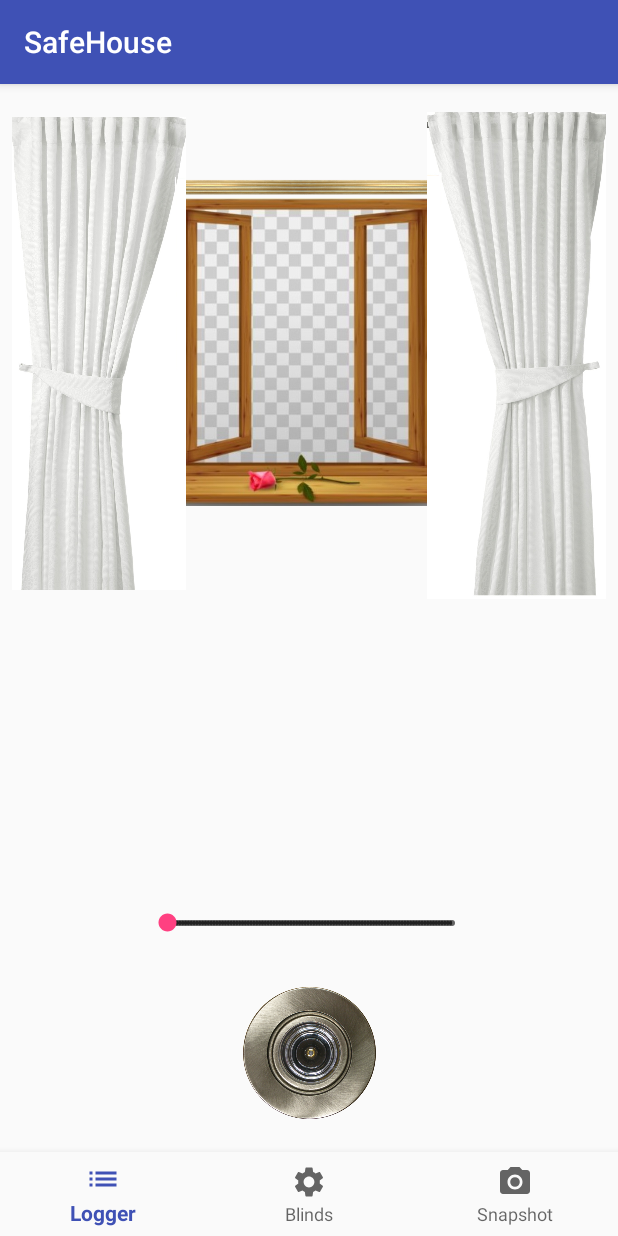
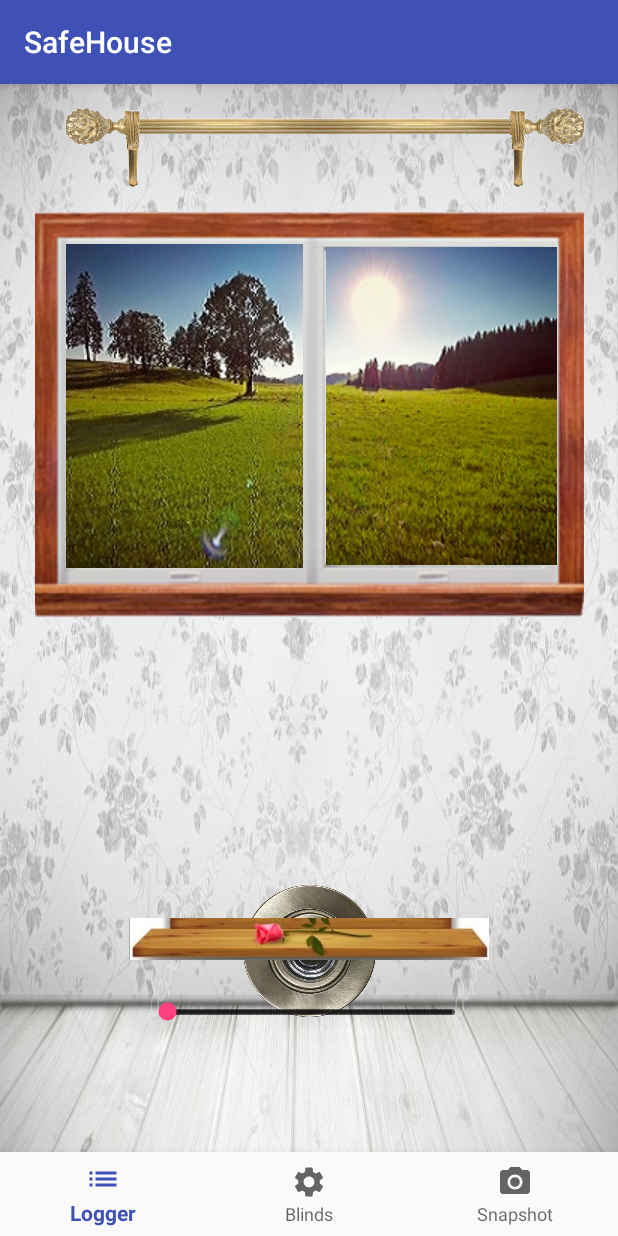
Before and after one commit to HBuczynski/SafeHouse, an Android app: the screen it shows after launch (MainActivity), after a tap on "CONNECT", on a phone screen of 412 x 824 dp. Run offline under Robolectric (Android 15) with nearby library versions, the phone set to English and light mode, and no system bars; libraries missing offline, so code that uses them is left out: android.support.constraint.

Commit message:
Changed design of main activity.

```diff
--- a/mobile_client/app/src/main/res/layout/activity_main.xml
+++ b/mobile_client/app/src/main/res/layout/activity_main.xml
@@ -5,7 +5,8 @@
     android:id="@+id/container"
     android:layout_width="match_parent"
     android:layout_height="match_parent"
-    tools:context=".MainActivity">
+    tools:context=".MainActivity"
+    android:background="@drawable/romm">>
 
     <android.support.design.widget.BottomNavigationView
         android:id="@+id/navigation"
@@ -21,7 +22,7 @@
         android:id="@+id/viewer"
         android:layout_width="170dp"
         android:layout_height="88dp"
-        android:layout_marginBottom="8dp"
+        android:layout_marginBottom="90dp"
         android:layout_marginEnd="8dp"
         android:layout_marginLeft="8dp"
         android:layout_marginRight="8dp"
@@ -31,91 +32,35 @@
         app:layout_constraintBottom_toTopOf="@+id/navigation"
         app:layout_constraintEnd_toEndOf="parent"
         app:layout_constraintStart_toStartOf="parent"
-        app:layout_constraintTop_toTopOf="parent"
-        app:layout_constraintVertical_bias="0.977"
+        app:layout_constraintTop_toBottomOf="@+id/imageButton13"
+        app:layout_constraintVertical_bias="1.0"
         app:srcCompat="@drawable/viewer" />
 
     <ImageView
         android:id="@+id/imageView"
-        android:layout_width="408dp"
-        android:layout_height="65dp"
+        android:layout_width="374dp"
+        android:layout_height="68dp"
         android:layout_marginBottom="8dp"
         android:layout_marginEnd="8dp"
         android:layout_marginRight="8dp"
         android:layout_marginTop="8dp"
         app:layout_constraintBottom_toBottomOf="@+id/navigation"
         app:layout_constraintEnd_toEndOf="parent"
-        app:layout_constraintHorizontal_bias="0.375"
-        app:layout_constraintStart_toStartOf="parent"
-        app:layout_constraintTop_toTopOf="parent"
-        app:layout_constraintVertical_bias="0.06"
-        app:srcCompat="@drawable/curtain_rod" />
-
-    <ImageView
-        android:id="@+id/imageView5"
-        android:layout_width="232dp"
-        android:layout_height="205dp"
-        android:layout_marginBottom="8dp"
-        android:layout_marginEnd="8dp"
-        android:layout_marginLeft="8dp"
-        android:layout_marginRight="8dp"
-        android:layout_marginStart="8dp"
-        android:layout_marginTop="60dp"
-        app:layout_constraintBottom_toBottomOf="parent"
-        app:layout_constraintEnd_toEndOf="parent"
-        app:layout_constraintHorizontal_bias="0.465"
-        app:layout_constraintStart_toStartOf="parent"
-        app:layout_constraintTop_toTopOf="parent"
-        app:layout_constraintVertical_bias="0.032"
-        app:srcCompat="@drawable/windows" />
-
-    <ImageView
-        android:id="@+id/imageView6"
-        android:layout_width="116dp"
-        android:layout_height="343dp"
-        android:layout_marginBottom="8dp"
-        android:layout_marginEnd="8dp"
-        android:layout_marginLeft="8dp"
-        android:layout_marginRight="8dp"
-        android:layout_marginStart="8dp"
-        android:layout_marginTop="8dp"
-        app:layout_constraintBottom_toBottomOf="parent"
-        app:layout_constraintEnd_toEndOf="parent"
-        app:layout_constraintHorizontal_bias="0.0"
-        app:layout_constraintStart_toStartOf="parent"
-        app:layout_constraintTop_toTopOf="parent"
-        app:layout_constraintVertical_bias="0.0"
-        app:srcCompat="@drawable/left" />
-
-    <ImageView
-        android:id="@+id/imageView7"
-        android:layout_width="119dp"
-        android:layout_height="346dp"
-        android:layout_marginBottom="8dp"
-        android:layout_marginEnd="8dp"
-        android:layout_marginLeft="8dp"
-        android:layout_marginRight="8dp"
-        android:layout_marginStart="8dp"
-        android:layout_marginTop="8dp"
-        app:layout_constraintBottom_toBottomOf="parent"
-        app:layout_constraintEnd_toEndOf="parent"
         app:layout_constraintHorizontal_bias="1.0"
         app:layout_constraintStart_toStartOf="parent"
         app:layout_constraintTop_toTopOf="parent"
         app:layout_constraintVertical_bias="0.0"
-        app:srcCompat="@drawable/right" />
+        app:srcCompat="@drawable/curtain_rod" />
 
     <ImageView
         android:id="@+id/imageView8"
         android:layout_width="240dp"
         android:layout_height="49dp"
-        android:layout_marginBottom="39dp"
         android:layout_marginEnd="8dp"
         android:layout_marginLeft="8dp"
         android:layout_marginRight="8dp"
         android:layout_marginStart="8dp"
         android:layout_marginTop="545dp"
-        app:layout_constraintBottom_toTopOf="@+id/imageView6"
         app:layout_constraintEnd_toEndOf="parent"
         app:layout_constraintStart_toStartOf="parent"
         app:layout_constraintTop_toTopOf="parent"
@@ -126,17 +71,23 @@
         style="@android:style/Widget.Material.SeekBar.Discrete"
         android:layout_width="222dp"
         android:layout_height="45dp"
+        android:layout_marginBottom="4dp"
+        android:layout_marginEnd="8dp"
+        android:layout_marginLeft="8dp"
+        android:layout_marginRight="8dp"
+        android:layout_marginStart="8dp"
+        android:layout_marginTop="18dp"
+        android:foregroundGravity="center_vertical"
+        android:orientation="horizontal"
         android:visibility="visible"
-        app:layout_constraintBottom_toTopOf="@+id/viewer"
-        app:layout_constraintEnd_toStartOf="@+id/imageView7"
-        app:layout_constraintHorizontal_bias="0.476"
-        app:layout_constraintStart_toEndOf="@+id/imageView6"
-        app:layout_constraintTop_toBottomOf="@+id/imageView7"
-        app:layout_constraintVertical_bias="0.9" />
+        app:layout_constraintBottom_toBottomOf="parent"
+        app:layout_constraintEnd_toEndOf="parent"
+        app:layout_constraintStart_toStartOf="parent"
+        app:layout_constraintTop_toBottomOf="@+id/imageButton13"
+        app:layout_constraintVertical_bias="0.644" />
 
     <ImageView
         android:id="@+id/thiefImage"
-        android:clickable="true"
         android:layout_width="64dp"
         android:layout_height="68dp"
         android:layout_marginBottom="8dp"
@@ -145,13 +96,67 @@
         android:layout_marginRight="8dp"
         android:layout_marginStart="16dp"
         android:layout_marginTop="8dp"
+        android:clickable="true"
         app:layout_constraintBottom_toBottomOf="parent"
         app:layout_constraintEnd_toEndOf="parent"
-        app:layout_constraintHorizontal_bias="0.043"
+        app:layout_constraintHorizontal_bias="0.0"
         app:layout_constraintStart_toStartOf="parent"
         app:layout_constraintTop_toTopOf="parent"
-        app:layout_constraintVertical_bias="0.831"
+        app:layout_constraintVertical_bias="0.751"
         app:srcCompat="@drawable/thief" />
+
+    <ImageButton
+        android:id="@+id/imageButton13"
+        android:layout_width="366dp"
+        android:layout_height="271dp"
+        android:layout_marginBottom="8dp"
+        android:layout_marginEnd="8dp"
+        android:layout_marginLeft="8dp"
+        android:layout_marginRight="8dp"
+        android:layout_marginStart="8dp"
+        android:layout_marginTop="8dp"
+        app:layout_constraintBottom_toBottomOf="parent"
+        app:layout_constraintEnd_toEndOf="parent"
+        app:layout_constraintStart_toStartOf="parent"
+        app:layout_constraintTop_toTopOf="parent"
+        app:layout_constraintVertical_bias="0.16"
+        app:srcCompat="@drawable/centralwin" />
+
+    <ImageView
+        android:id="@+id/imageView5"
+        android:layout_width="wrap_content"
+        android:layout_height="wrap_content"
+        android:layout_marginBottom="8dp"
+        android:layout_marginEnd="8dp"
+        android:layout_marginLeft="8dp"
+        android:layout_marginRight="8dp"
+        android:layout_marginStart="8dp"
+        android:layout_marginTop="8dp"
+        app:layout_constraintBottom_toBottomOf="@+id/imageButton13"
+        app:layout_constraintEnd_toEndOf="@+id/imageButton13"
+        app:layout_constraintHorizontal_bias="0.067"
+        app:layout_constraintStart_toStartOf="@+id/imageButton13"
+        app:layout_constraintTop_toTopOf="@+id/imageButton13"
+        app:layout_constraintVertical_bias="0.358"
+        app:srcCompat="@drawable/first_meadow" />
+
+    <ImageView
+        android:id="@+id/imageView7"
+        android:layout_width="154dp"
+        android:layout_height="wrap_content"
+        android:layout_marginBottom="8dp"
+        android:layout_marginEnd="8dp"
+        android:layout_marginLeft="8dp"
+        android:layout_marginRight="8dp"
+        android:layout_marginStart="8dp"
+        android:layout_marginTop="8dp"
+        app:layout_constraintBottom_toBottomOf="@+id/imageButton13"
+        app:layout_constraintEnd_toEndOf="@+id/imageButton13"
+        app:layout_constraintHorizontal_bias="0.948"
+        app:layout_constraintStart_toStartOf="@+id/imageButton13"
+        app:layout_constraintTop_toTopOf="@+id/imageButton13"
+        app:layout_constraintVertical_bias="0.358"
+        app:srcCompat="@drawable/second_meadow" />
 
 
 </android.support.constraint.ConstraintLayout>
```
Also changed, not shown: mobile_client/app/src/main/res/drawable/centralwin.png (added), mobile_client/app/src/main/res/drawable/first_meadow.jpg (added), mobile_client/app/src/main/res/drawable/flowe.png (added), mobile_client/app/src/main/res/drawable/meadow.png (added), mobile_client/app/src/main/res/drawable/romm.jpg (added), mobile_client/app/src/main/res/drawable/second_meadow.png (added), mobile_client/app/src/main/res/drawable/thief_com.jpg (added), mobile_client/app/src/main/res/drawable/zlodziej.jpg (added), 1 other file.
